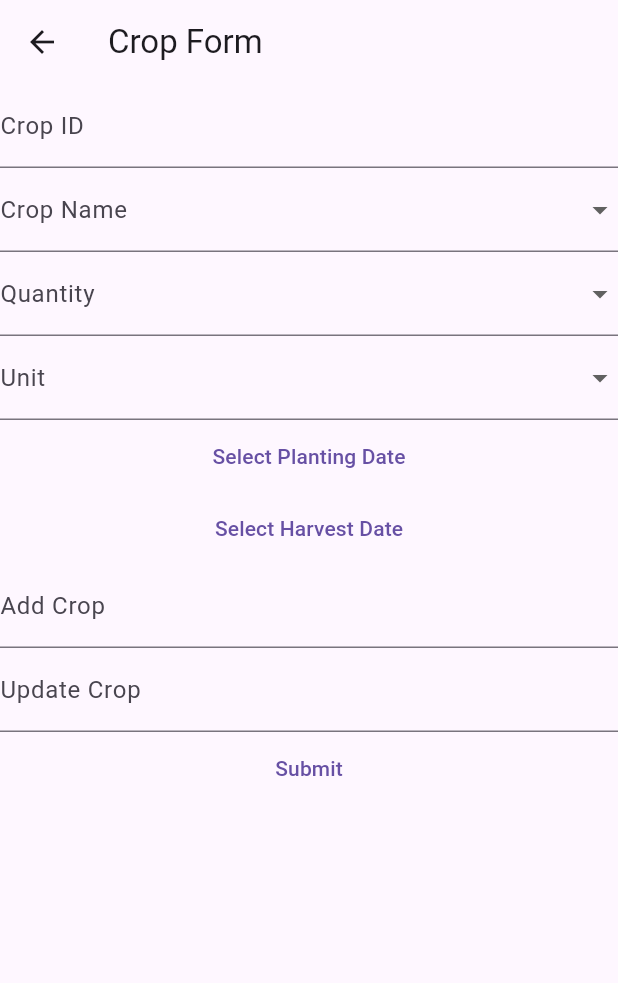
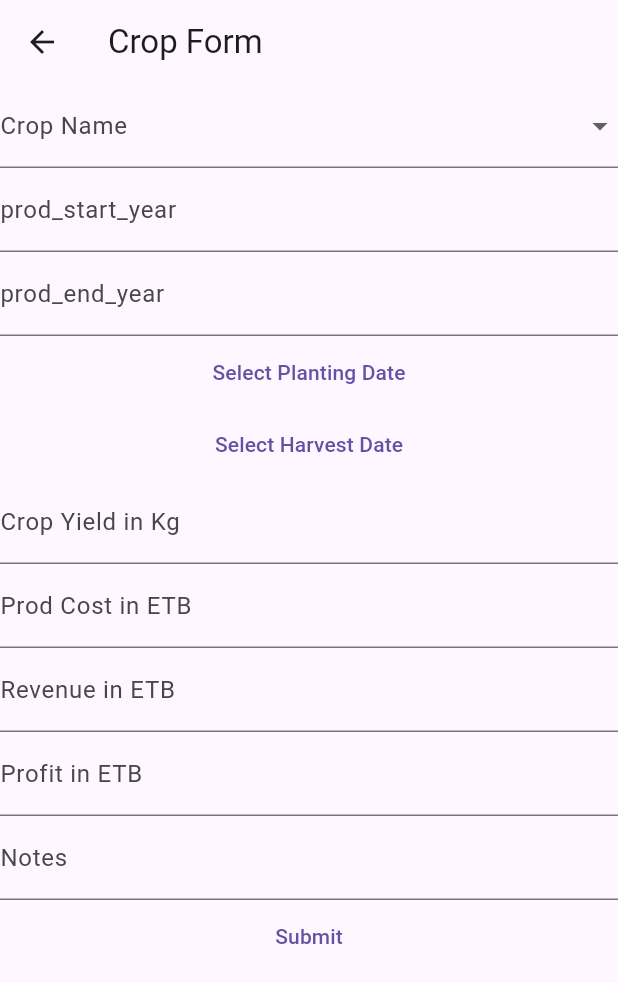
Before and after one commit to ItzBladeX/Agro-Board-INSA, a Flutter app: the CropForm screen opened directly, after a tap on "Submit", on a phone screen of 412 x 824 dp. Shown: the top 983 px of the screen. Run offline on Flutter 3.47's test engine with Material 3 defaults, Android fonts, the phone set to English and light mode, and no system bars; network calls fail.

Commit message:
Version: 1.6.1 [Crop form data handling]
Added: Crop form fields and data collection using a Map
Removed: NONE
Changed: Added controllers and data handling for crop information

```diff
--- a/app/frontend/app/lib/crop/crop_form.dart
+++ b/app/frontend/app/lib/crop/crop_form.dart
@@ -8,19 +8,31 @@ class CropForm extends StatefulWidget {
 }
 
 class _CropFormState extends State<CropForm> {
-  DateTime? plantingDate;
+  DateTime? plantedDate;
   DateTime? harvestDate;
+
+  Map<String, dynamic> cropData = {};
+
+  String? selectedCrop;
+
+  final TextEditingController cropNameController = TextEditingController();
+  final TextEditingController prodStartYearController = TextEditingController();
+  final TextEditingController prodEndYearController = TextEditingController();
+  final TextEditingController plantedDateController = TextEditingController();
+  final TextEditingController harvestDateController = TextEditingController();
+  final TextEditingController cropYieldController = TextEditingController();
+  final TextEditingController prodCostController = TextEditingController();
+  final TextEditingController revenueController = TextEditingController();
+  final TextEditingController profitController = TextEditingController();
+  final TextEditingController notesController = TextEditingController();
 
   @override
   Widget build(BuildContext context) {
     return Scaffold(
       appBar: AppBar(title: const Text('Crop Form')),
       body: Form(
-        child: Column(
+        child: ListView(
           children: [
-            TextFormField(
-              decoration: const InputDecoration(labelText: 'Crop ID'),
-            ),
             DropdownButtonFormField<String>(
               decoration: const InputDecoration(labelText: 'Crop Name'),
               items: const [
@@ -32,36 +44,48 @@ class _CropFormState extends State<CropForm> {
                 DropdownMenuItem(value: 'Potato', child: Text('Potato')),
               ],
               onChanged: (value) {
+                setState(() {
+                  selectedCrop = value;
+                });
                 // Handle dropdown change
               },
             ),
-            DropdownButtonFormField<int>(
-              decoration: const InputDecoration(labelText: 'Quantity'),
-              items: const [
-                DropdownMenuItem(value: 10, child: Text('10')),
-                DropdownMenuItem(value: 25, child: Text('25')),
-                DropdownMenuItem(value: 50, child: Text('50')),
-                DropdownMenuItem(value: 100, child: Text('100')),
-                DropdownMenuItem(value: 250, child: Text('250')),
-                DropdownMenuItem(value: 500, child: Text('500')),
-                DropdownMenuItem(value: 1000, child: Text('1000')),
-                DropdownMenuItem(value: 2500, child: Text('2500')),
-                DropdownMenuItem(value: 5000, child: Text('5000')),
-              ],
-              onChanged: (value) {
-                // 3a  dropdown change
+            TextFormField(
+              controller: prodStartYearController,
+              decoration: const InputDecoration(labelText: 'prod_start_year'),
+              keyboardType: TextInputType.number,
+              validator: (value) {
+                if (value == null || value.isEmpty) {
+                  return 'Please enter year';
+                }
+
+                final year = int.tryParse(value);
+                if (year == null) {
+                  return 'please enter a valid number';
+                }
+                if (year < 1900 || year > 2200) {
+                  return 'Year must be between 1900 & 2200';
+                }
+                return null;
               },
             ),
-            DropdownButtonFormField<String>(
-              decoration: const InputDecoration(labelText: 'Unit'),
-              items: const [
-                DropdownMenuItem(value: 'Kg', child: Text('Kg')),
-                DropdownMenuItem(value: 'quintal', child: Text('quintal')),
-                DropdownMenuItem(value: 'ton', child: Text('ton')),
-                DropdownMenuItem(value: 'bag', child: Text('bag')),
-              ],
-              onChanged: (value) {
-                // Handle dropdown change
+            TextFormField(
+              controller: prodEndYearController,
+              decoration: const InputDecoration(labelText: 'prod_end_year'),
+              keyboardType: TextInputType.number,
+              validator: (value) {
+                if (value == null || value.isEmpty) {
+                  return 'Please enter year';
+                }
+
+                final year = int.tryParse(value);
+                if (year == null) {
+                  return 'please enter a valid number';
+                }
+                if (year < 1900 || year > 2200) {
+                  return 'Year must be between 1900 & 2200';
+                }
+                return null;
               },
             ),
             TextButton(
@@ -74,14 +98,14 @@ class _CropFormState extends State<CropForm> {
                 );
                 if (pickedDate != null) {
                   setState(() {
-                    plantingDate = pickedDate;
+                    plantedDate = pickedDate;
                   });
                 }
               },
               child: Text(
-                plantingDate == null
+                plantedDate == null
                     ? 'Select Planting Date'
-                    : 'Planting Date: ${plantingDate!.day}/${plantingDate!.month}/${plantingDate!.year}',
+                    : 'Planted Date: ${plantedDate!.day}/${plantedDate!.month}/${plantedDate!.year}',
               ),
             ),
             TextButton(
@@ -105,12 +129,55 @@ class _CropFormState extends State<CropForm> {
               ),
             ),
             TextFormField(
-              decoration: const InputDecoration(labelText: 'Add Crop'),
+              controller: cropYieldController,
+              decoration: const InputDecoration(labelText: 'Crop Yield in Kg'),
+              keyboardType: TextInputType.numberWithOptions(decimal: true),
             ),
             TextFormField(
-              decoration: const InputDecoration(labelText: 'Update Crop'),
+              controller: prodCostController,
+              decoration: const InputDecoration(labelText: 'Prod Cost in ETB'),
+              keyboardType: TextInputType.numberWithOptions(decimal: true),
             ),
-            TextButton(child: const Text('Submit'), onPressed: () {}),
+            TextFormField(
+              controller: revenueController,
+              decoration: const InputDecoration(labelText: 'Revenue in ETB'),
+              keyboardType: TextInputType.numberWithOptions(decimal: true),
+            ),
+            TextFormField(
+              controller: profitController,
+              decoration: const InputDecoration(labelText: 'Profit in ETB'),
+              keyboardType: TextInputType.numberWithOptions(decimal: true),
+            ),
+            TextFormField(
+              controller: notesController,
+              decoration: const InputDecoration(labelText: 'Notes'),
+            ),
+            TextButton(
+              child: const Text('Submit'),
+              onPressed: () {
+                cropData['Crop Name'] = selectedCrop;
+                cropData['prod_start_year'] = int.parse(
+                  prodStartYearController.text,
+                );
+                cropData['prod_end_year'] = int.parse(
+                  prodEndYearController.text,
+                );
+                cropData['Planted date'] = plantedDate;
+                cropData['Harvest date'] = harvestDate;
+                cropData['Crop Yield in Kg'] = double.parse(
+                  cropYieldController.text,
+                );
+                cropData['Prod Cost in ETB'] = double.parse(
+                  prodCostController.text,
+                );
+                cropData['Revenue in ETB'] = double.parse(
+                  revenueController.text,
+                );
+                cropData['Profit in ETB'] = double.parse(profitController.text);
+                cropData['Notes'] = notesController.text;
+                print(cropData);
+              },
+            ),
           ],
         ),
       ),
```
